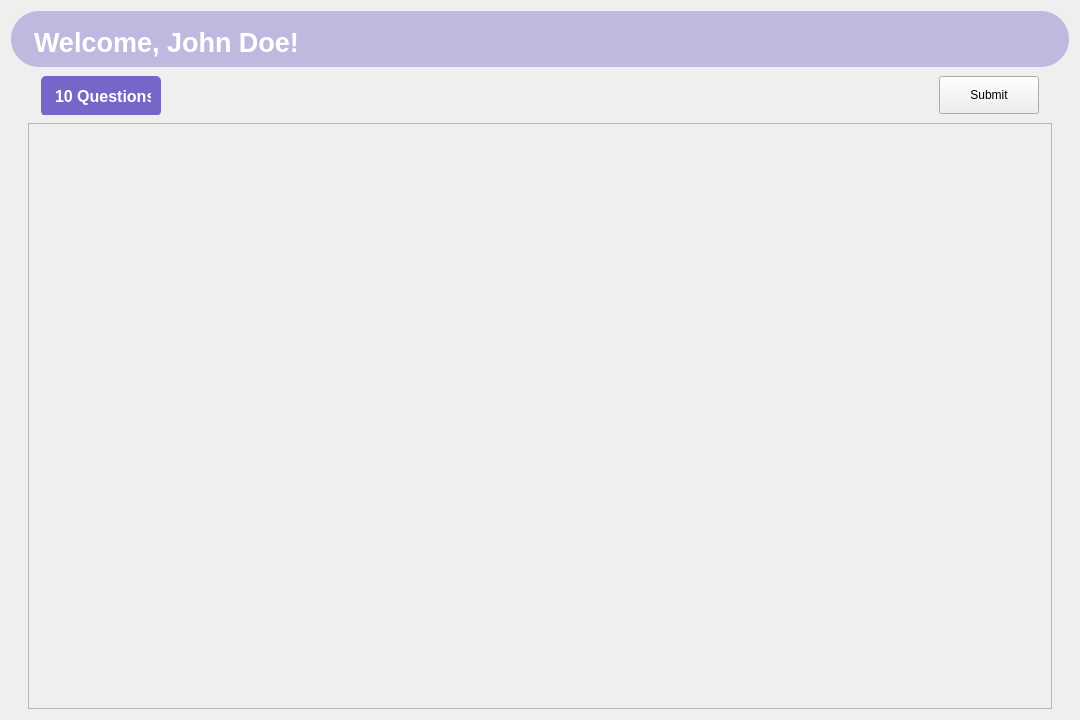
Qt form Client/quiz_screen.ui (R-umaria/Section3-Group7-QuizGenie) before a commit.
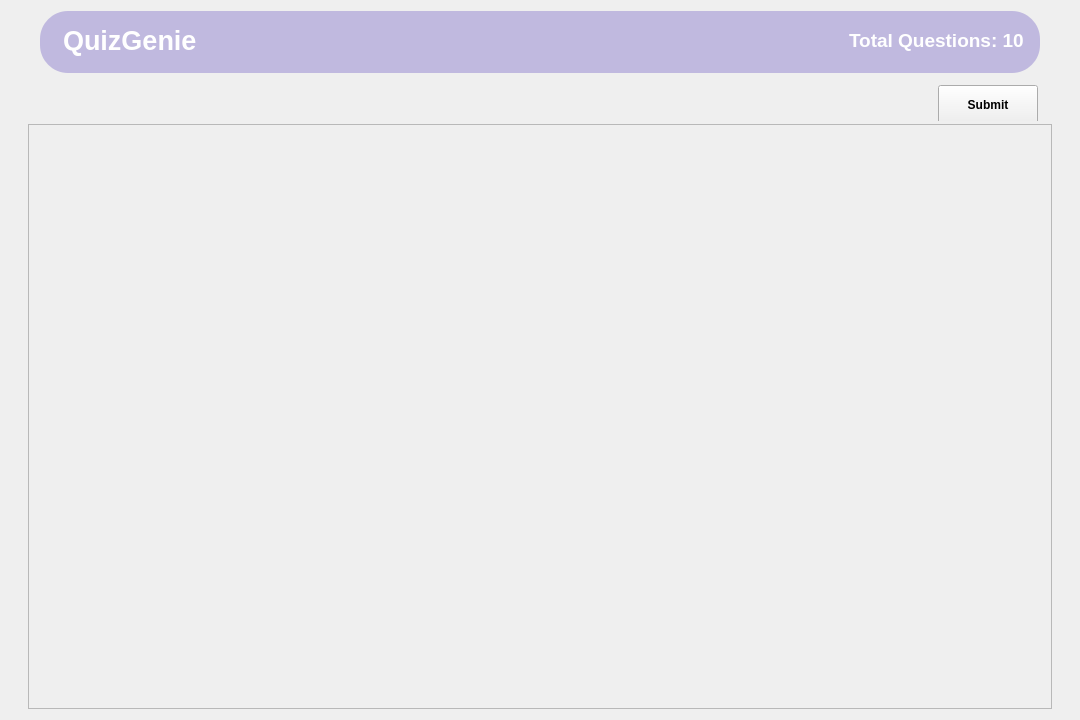
The same form after that commit.

Diff of the .ui file:
```diff
--- a/Client/quiz_screen.ui
+++ b/Client/quiz_screen.ui
@@ -26,12 +26,12 @@
    <item>
     <layout class="QVBoxLayout" name="verticalLayout">
      <property name="spacing">
-      <number>8</number>
+      <number>3</number>
      </property>
-     <item>
+     <item alignment="Qt::AlignmentFlag::AlignHCenter|Qt::AlignmentFlag::AlignVCenter">
       <widget class="QWidget" name="top_menubar" native="true">
        <property name="sizePolicy">
-        <sizepolicy hsizetype="Minimum" vsizetype="Minimum">
+        <sizepolicy hsizetype="MinimumExpanding" vsizetype="MinimumExpanding">
          <horstretch>0</horstretch>
          <verstretch>0</verstretch>
         </sizepolicy>
@@ -39,13 +39,13 @@
        <property name="minimumSize">
         <size>
          <width>1000</width>
-         <height>56</height>
+         <height>45</height>
         </size>
        </property>
        <property name="maximumSize">
         <size>
          <width>1080</width>
-         <height>56</height>
+         <height>112</height>
         </size>
        </property>
        <property name="styleSheet">
@@ -98,96 +98,80 @@
            </font>
           </property>
           <property name="styleSheet">
-           <string notr="true">padding: 5px;
+           <string notr="true">padding-left: 5px;
+padding-bottom: 3px;
+padding-top: 0px;
 color: #ffffff;
 background-color: rgba(0,0,0,0);</string>
           </property>
           <property name="text">
-           <string>Welcome, John Doe!</string>
+           <string>QuizGenie</string>
           </property>
           <property name="wordWrap">
            <bool>false</bool>
           </property>
          </widget>
         </item>
-       </layout>
-      </widget>
-     </item>
-     <item alignment="Qt::AlignmentFlag::AlignHCenter">
-      <widget class="QWidget" name="horizontalWidget" native="true">
-       <property name="sizePolicy">
-        <sizepolicy hsizetype="MinimumExpanding" vsizetype="MinimumExpanding">
-         <horstretch>0</horstretch>
-         <verstretch>0</verstretch>
-        </sizepolicy>
-       </property>
-       <property name="minimumSize">
-        <size>
-         <width>1000</width>
-         <height>30</height>
-        </size>
-       </property>
-       <property name="maximumSize">
-        <size>
-         <width>1000</width>
-         <height>40</height>
-        </size>
-       </property>
-       <property name="layoutDirection">
-        <enum>Qt::LayoutDirection::LeftToRight</enum>
-       </property>
-       <property name="styleSheet">
-        <string notr="true"/>
-       </property>
-       <layout class="QHBoxLayout" name="submit_btn_layout">
-        <property name="spacing">
-         <number>1</number>
-        </property>
-        <property name="leftMargin">
-         <number>1</number>
-        </property>
-        <property name="topMargin">
-         <number>1</number>
-        </property>
-        <property name="rightMargin">
-         <number>1</number>
-        </property>
-        <property name="bottomMargin">
-         <number>1</number>
-        </property>
-        <item alignment="Qt::AlignmentFlag::AlignLeft|Qt::AlignmentFlag::AlignVCenter">
+        <item alignment="Qt::AlignmentFlag::AlignRight">
          <widget class="QLabel" name="label">
           <property name="minimumSize">
            <size>
-            <width>120</width>
+            <width>185</width>
             <height>40</height>
            </size>
           </property>
           <property name="maximumSize">
            <size>
-            <width>120</width>
+            <width>185</width>
             <height>40</height>
            </size>
           </property>
           <property name="font">
            <font>
-            <pointsize>12</pointsize>
+            <pointsize>14</pointsize>
             <bold>true</bold>
            </font>
           </property>
           <property name="styleSheet">
-           <string notr="true">padding-left: 10px; 
-padding-right:10px;
-background-color: #7865c8;
-border-radius: 5px;
-color: #ffffff;</string>
+           <string notr="true">padding-right: 5px;
+padding-bottom: 3px;
+padding-top: 0px;
+color: #ffffff;
+background-color: rgba(0,0,0,0);</string>
           </property>
           <property name="text">
-           <string>10 Questions</string>
+           <string>Total Questions: 10</string>
           </property>
          </widget>
         </item>
-        <item>
+       </layout>
+      </widget>
+     </item>
+     <item alignment="Qt::AlignmentFlag::AlignHCenter">
+      <widget class="QFrame" name="verticalFrame">
+       <property name="sizePolicy">
+        <sizepolicy hsizetype="Maximum" vsizetype="Maximum">
+         <horstretch>0</horstretch>
+         <verstretch>0</verstretch>
+        </sizepolicy>
+       </property>
+       <property name="minimumSize">
+        <size>
+         <width>1015</width>
+         <height>45</height>
+        </size>
+       </property>
+       <property name="maximumSize">
+        <size>
+         <width>1015</width>
+         <height>45</height>
+        </size>
+       </property>
+       <layout class="QVBoxLayout" name="verticalLayout_2">
+        <property name="spacing">
+         <number>1</number>
+        </property>
+        <item alignment="Qt::AlignmentFlag::AlignRight|Qt::AlignmentFlag::AlignVCenter">
          <widget class="QPushButton" name="submitButton">
           <property name="enabled">
            <bool>true</bool>
@@ -198,18 +182,35 @@
             <verstretch>0</verstretch>
            </sizepolicy>
           </property>
+          <property name="minimumSize">
+           <size>
+            <width>100</width>
+            <height>40</height>
+           </size>
+          </property>
           <property name="maximumSize">
            <size>
             <width>100</width>
             <height>40</height>
            </size>
           </property>
+          <property name="font">
+           <font>
+            <bold>true</bold>
+           </font>
+          </property>
           <property name="cursor">
            <cursorShape>PointingHandCursor</cursorShape>
           </property>
+          <property name="styleSheet">
+           <string notr="true"/>
+          </property>
           <property name="text">
            <string>Submit</string>
           </property>
+          <property name="flat">
+           <bool>false</bool>
+          </property>
          </widget>
         </item>
        </layout>
@@ -253,7 +254,7 @@
           <x>0</x>
           <y>0</y>
           <width>1000</width>
-          <height>582</height>
+          <height>581</height>
          </rect>
         </property>
         <property name="sizePolicy">
```
